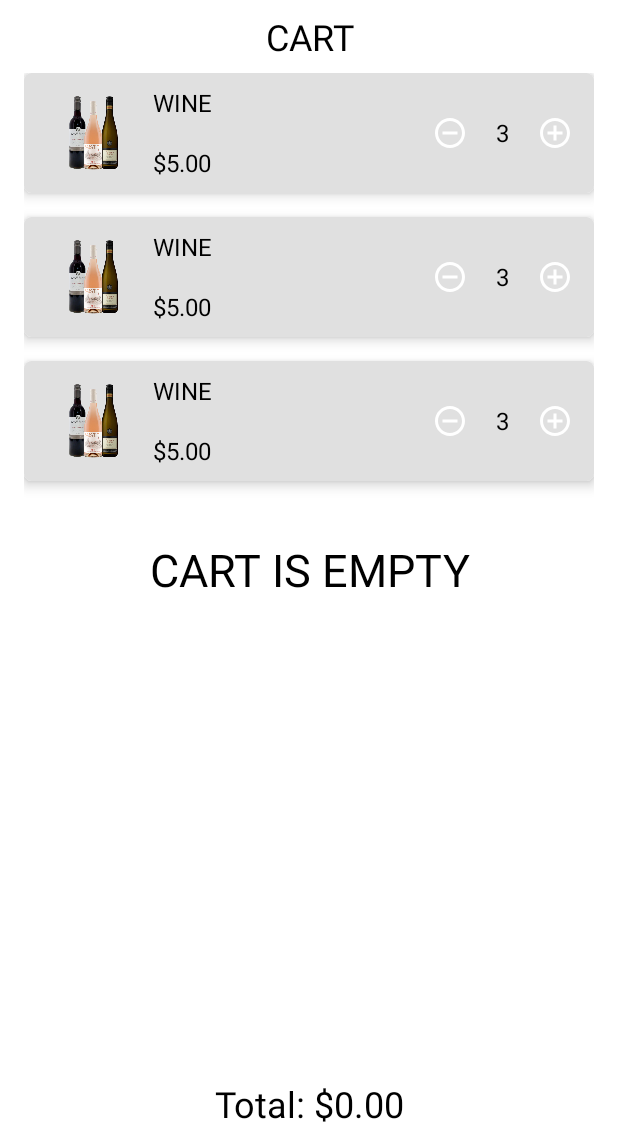
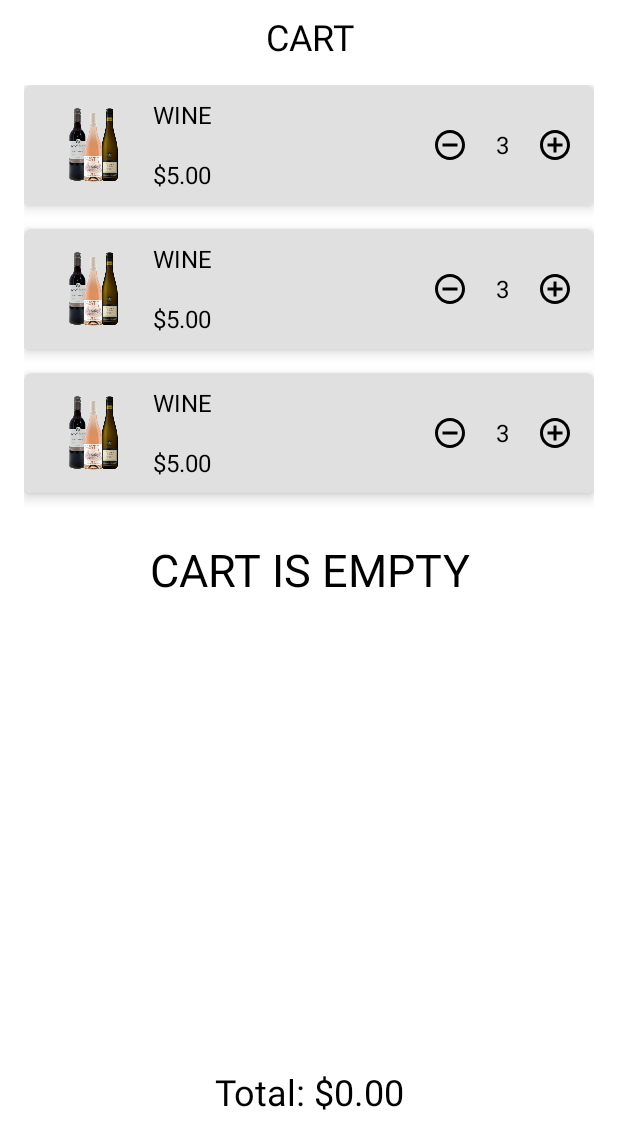
Before and after one commit to DylanChambo/DJ-Liquor, an Android app: the layout activity_cart.xml on its own in the app's theme, with its tools: preview values and no code run, on a phone screen of 412 x 824 dp, the part 96-1236 px from its top. Run offline under Robolectric (Android 15) with nearby library versions, the phone set to English and light mode, and no system bars.

Commit message:
fix: :bug: fix cart margings and cart item button colour

```diff
--- a/app/src/main/res/drawable/baseline_add_circle_outline_24.xml
+++ b/app/src/main/res/drawable/baseline_add_circle_outline_24.xml
@@ -1,5 +1,5 @@
-<vector android:height="24dp" android:tint="#FFFFFF"
+<vector android:height="24dp" android:tint="?attr/colorOnBackground"
     android:viewportHeight="24" android:viewportWidth="24"
     android:width="24dp" xmlns:android="http://schemas.android.com/apk/res/android">
-    <path android:fillColor="@android:color/white" android:pathData="M13,7h-2v4L7,11v2h4v4h2v-4h4v-2h-4L13,7zM12,2C6.48,2 2,6.48 2,12s4.48,10 10,10 10,-4.48 10,-10S17.52,2 12,2zM12,20c-4.41,0 -8,-3.59 -8,-8s3.59,-8 8,-8 8,3.59 8,8 -3.59,8 -8,8z"/>
+    <path android:fillColor="?attr/colorOnBackground" android:pathData="M13,7h-2v4L7,11v2h4v4h2v-4h4v-2h-4L13,7zM12,2C6.48,2 2,6.48 2,12s4.48,10 10,10 10,-4.48 10,-10S17.52,2 12,2zM12,20c-4.41,0 -8,-3.59 -8,-8s3.59,-8 8,-8 8,3.59 8,8 -3.59,8 -8,8z"/>
 </vector>
--- a/app/src/main/res/drawable/baseline_remove_circle_outline_24.xml
+++ b/app/src/main/res/drawable/baseline_remove_circle_outline_24.xml
@@ -1,5 +1,5 @@
-<vector android:height="24dp" android:tint="#FFFFFF"
+<vector android:height="24dp" android:tint="?attr/colorOnBackground"
     android:viewportHeight="24" android:viewportWidth="24"
     android:width="24dp" xmlns:android="http://schemas.android.com/apk/res/android">
-    <path android:fillColor="@android:color/white" android:pathData="M7,11v2h10v-2L7,11zM12,2C6.48,2 2,6.48 2,12s4.48,10 10,10 10,-4.48 10,-10S17.52,2 12,2zM12,20c-4.41,0 -8,-3.59 -8,-8s3.59,-8 8,-8 8,3.59 8,8 -3.59,8 -8,8z"/>
+    <path android:fillColor="?attr/colorOnBackground" android:pathData="M7,11v2h10v-2L7,11zM12,2C6.48,2 2,6.48 2,12s4.48,10 10,10 10,-4.48 10,-10S17.52,2 12,2zM12,20c-4.41,0 -8,-3.59 -8,-8s3.59,-8 8,-8 8,3.59 8,8 -3.59,8 -8,8z"/>
 </vector>
--- a/app/src/main/res/layout/activity_cart.xml
+++ b/app/src/main/res/layout/activity_cart.xml
@@ -13,7 +13,8 @@
         android:text="CART"
         android:gravity="center"
         android:textSize="24dp"
-        android:padding="8dp"/>
+        android:padding="8dp"
+        android:layout_marginBottom="8dp"/>
     <RelativeLayout
         android:layout_width="match_parent"
         android:layout_height="wrap_content"
@@ -44,5 +45,6 @@
         android:text="Total: $0.00"
         android:gravity="center"
         android:textSize="24dp"
-        android:padding="8dp"/>
+        android:padding="8dp"
+        android:layout_marginBottom="8dp"/>
 </LinearLayout>
```
